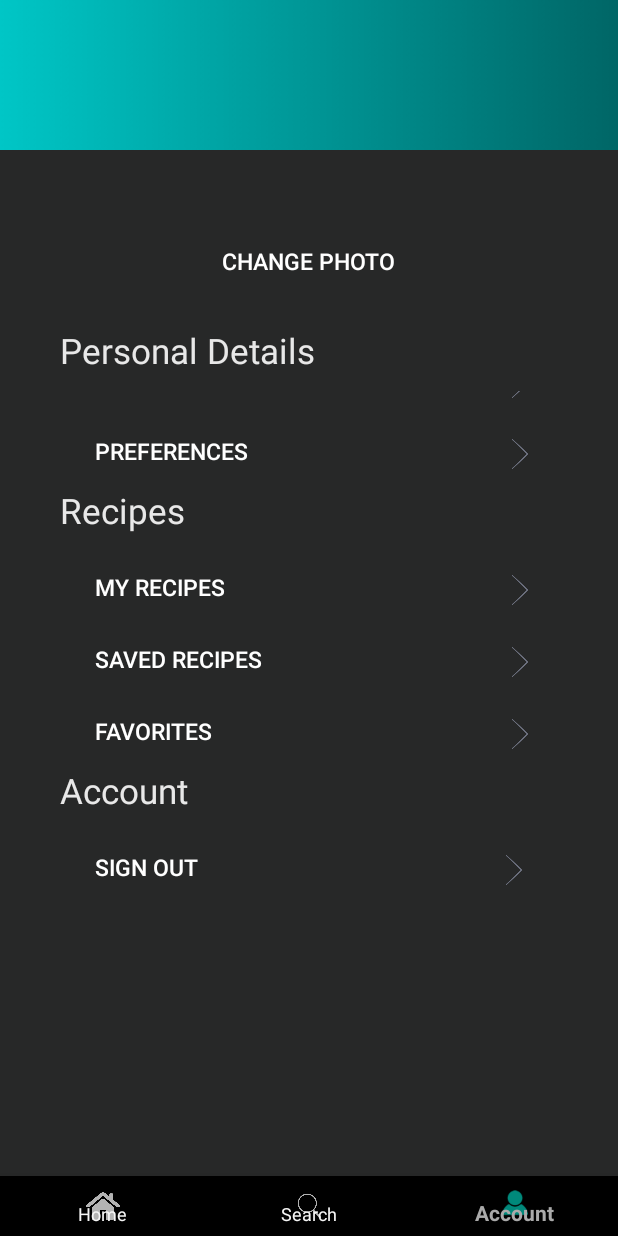
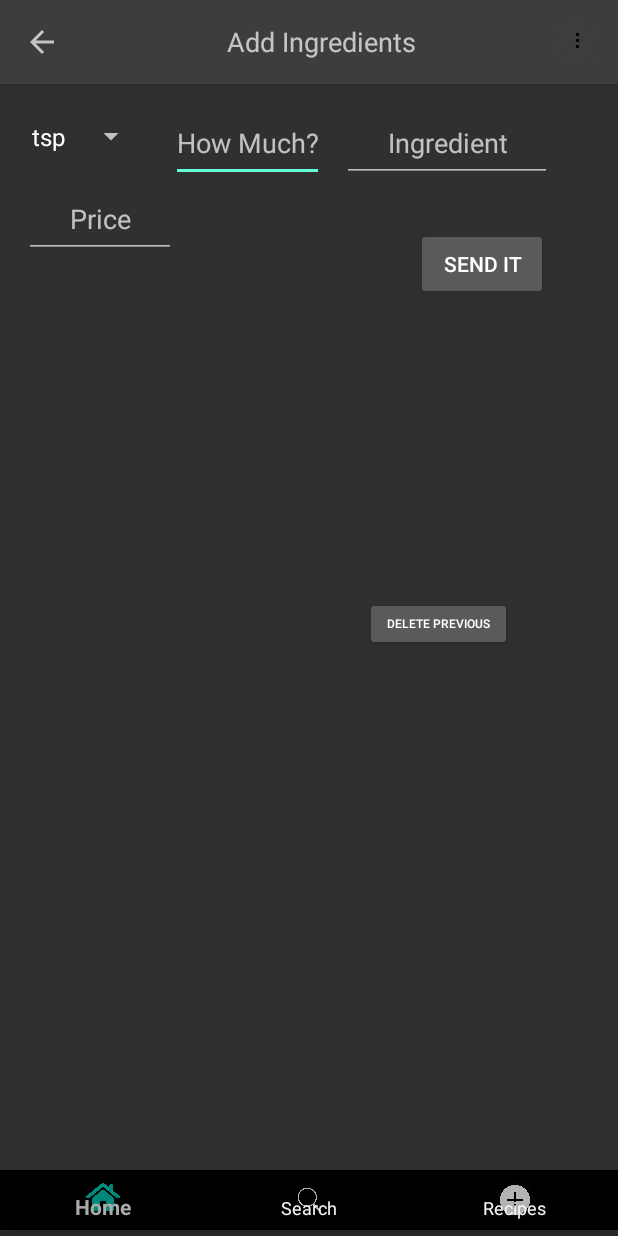
Before and after one commit to cnix3297/SimpleChefClone, an Android app: the screen it shows after launch once a user with an empty profile is signed in (HomeActivity before the commit, activity_recipe_create after it), item 3 of the bottom bar chosen, on a phone screen of 412 x 824 dp. Run offline under Robolectric (Android 15) with nearby library versions, the phone set to English and light mode, and no system bars; our stand-ins replace Firebase (no records; nobody signed in at launch, a user with empty details on screens opened directly).

Commit message:
Major UI Update

```diff
--- a/app/build.gradle
+++ b/app/build.gradle
@@ -57,5 +57,6 @@ dependencies {
 
     implementation 'com.google.android.gms:play-services-auth:16.0.1'
     implementation 'com.facebook.android:facebook-android-sdk:[4,5)'
-    implementation files('build/libs/unirest-java-1.4.10-SNAPSHOT-withDependency-ShadedForAndroid.jar')
+    implementation files('unirest-java-1.4.10-SNAPSHOT-withDependency-ShadedForAndroid.jar')
+    implementation 'com.android.support:recyclerview-v7:28.0.0'
 }
--- a/app/src/main/AndroidManifest.xml
+++ b/app/src/main/AndroidManifest.xml
@@ -53,8 +53,7 @@
             android:label="HomeActivity"/>
 
         <activity android:name=".ui.account.AccountActivity"  />
-        <activity android:name=".ui.recipe_create.activity_recipe_create"
-            android:label= "@string/SimpleChef">
+        <activity android:name=".ui.recipe_create.activity_recipe_create" android:label= "@string/SimpleChef" >
         <!--<intent-filter>
             <action android:name="android.intent.action.MAIN" />
 
--- a/app/src/main/java/com/example/simplechef/ui/home/HomeActivity.java
+++ b/app/src/main/java/com/example/simplechef/ui/home/HomeActivity.java
@@ -7,6 +7,9 @@ import android.support.v4.view.ViewPager;
 import android.support.v7.app.AppCompatActivity;
 import android.os.Bundle;
 import android.view.MenuItem;
+import android.view.View;
+import android.widget.ImageView;
+
 import com.example.simplechef.R;
 import com.example.simplechef.ui.login.SectionsStatePagerAdapter;
 import com.example.simplechef.ui.recipe_create.activity_recipe_create;
@@ -26,6 +29,7 @@ public class HomeActivity extends AppCompatActivity {
         viewPager = (ViewPager)findViewById(R.id.authenticatedContainer);
         setupViewPager(viewPager);
 
+
         bottomNavigationView = (BottomNavigationView)findViewById(R.id.bottom_navigation);
         bottomNavigationView.setOnNavigationItemSelectedListener(new BottomNavigationView.OnNavigationItemSelectedListener() {
             @Override
@@ -35,12 +39,11 @@ public class HomeActivity extends AppCompatActivity {
                         viewPager.setCurrentItem(0);
                         return true;
                     case R.id.menuSearch:
+                        viewPager.setCurrentItem(1);
+                        return true;
+                    case R.id.imageViewAdd:
                         Intent myIntent = new Intent(getBaseContext(), activity_recipe_create.class);
-
                         startActivity(myIntent);
-                        return true;
-                    case R.id.menuAccount:
-                        viewPager.setCurrentItem(2);
                         return true;
                 }
                 return false;
@@ -53,7 +56,6 @@ public class HomeActivity extends AppCompatActivity {
         SectionsStatePagerAdapter adapter = new SectionsStatePagerAdapter(getSupportFragmentManager());
         adapter.addFragment(new HomeFragment(), "Home");
         adapter.addFragment(new SearchFragment(), "Search");
-        adapter.addFragment(new AccountFragment(), "Account");
 
         viewPager.setAdapter(adapter);
 
--- a/app/src/main/java/com/example/simplechef/ui/recipe_create/activity_recipe_create.java
+++ b/app/src/main/java/com/example/simplechef/ui/recipe_create/activity_recipe_create.java
@@ -1,15 +1,22 @@
 package com.example.simplechef.ui.recipe_create;
 
+import android.content.Intent;
 import android.os.Bundle;
 import android.support.v4.app.Fragment;
 import android.support.v4.app.ListFragment;
 import android.support.v4.view.ViewPager;
 import android.support.v7.app.AppCompatActivity;
+import android.support.v7.widget.Toolbar;
 import android.util.Log;
+import android.view.Menu;
+import android.view.MenuItem;
+import android.view.View;
+import android.widget.TextView;
 
 import com.example.simplechef.R;
 
 import com.example.simplechef.ui.Recipe;
+import com.example.simplechef.ui.home.HomeActivity;
 import com.example.simplechef.ui.login.SectionsStatePagerAdapter;
 import com.google.firebase.firestore.CollectionReference;
 import com.google.firebase.firestore.FirebaseFirestore;
@@ -22,6 +29,7 @@ public class activity_recipe_create extends AppCompatActivity implements recipe_
     Recipe mainRecipe;
     /*private FirebaseFirestore db;*/
 
+
     protected void onCreate(Bundle savedInstanceState) {
         super.onCreate(savedInstanceState);
         setContentView(R.layout.activity_recipe_create);
@@ -30,6 +38,26 @@ public class activity_recipe_create extends AppCompatActivity implements recipe_
 
         setupViewPager(fragmentContainer);
         /*db = FirebaseFirestore.getInstance();*/
+
+        Toolbar myToolbar = (Toolbar) findViewById(R.id.my_toolbar);
+        setTitle("Add Ingredients!");
+        setSupportActionBar(myToolbar);
+        getSupportActionBar().setDisplayHomeAsUpEnabled(true);
+        getSupportActionBar().setDisplayShowHomeEnabled(true);
+
+        myToolbar.setNavigationOnClickListener(new View.OnClickListener() {
+            @Override
+            public void onClick(View v) {
+                startActivity(new Intent(getApplicationContext(), HomeActivity.class));
+            }
+        });
+
+    }
+
+    @Override
+    public boolean onCreateOptionsMenu(Menu menu) {
+        getMenuInflater().inflate(R.menu.create_recipe_toolbar, menu);
+        return super.onCreateOptionsMenu(menu);
     }
     private void setupViewPager(ViewPager viewPager){
         SectionsStatePagerAdapter adapter = new SectionsStatePagerAdapter(getSupportFragmentManager());
@@ -37,8 +65,6 @@ public class activity_recipe_create extends AppCompatActivity implements recipe_
         adapter.addFragment(new fragment_recipe_create_direction(), "direction");
         adapter.addFragment(new fragment_recipe_create_extra1(), "extra");
         viewPager.setAdapter(adapter);
-
-
     }
     public void setViewPager(int FragmentNumber){
         fragmentContainer.setCurrentItem(FragmentNumber);
@@ -71,4 +97,5 @@ public class activity_recipe_create extends AppCompatActivity implements recipe_
     }
 
 
+
 }
--- a/app/src/main/java/com/example/simplechef/ui/recipe_create/fragment_recipe_create_direction.java
+++ b/app/src/main/java/com/example/simplechef/ui/recipe_create/fragment_recipe_create_direction.java
@@ -45,6 +45,7 @@ public class fragment_recipe_create_direction extends Fragment {
                              Bundle savedInstanceState) {
 
         View view = inflater.inflate(R.layout.fragment_fragment_recipe_create_direction, container, false);
+
         // Inflate the layout for this fragment
         getObject(view);
         add.setOnClickListener(new View.OnClickListener() {
--- a/app/src/main/res/layout/activity_account.xml
+++ b/app/src/main/res/layout/activity_account.xml
@@ -8,13 +8,20 @@ tools:context=".ui.login.LoginActivity"
     android:id="@+id/authenticatedConstraint">
 
 
-<android.support.v4.view.ViewPager
+    <android.support.v4.view.ViewPager
 
-    android:layout_width="match_parent"
-    android:layout_height="match_parent"
-    android:id="@+id/authenticatedContainer">
+        android:id="@+id/authenticatedContainer"
+        android:layout_width="match_parent"
+        android:layout_height="wrap_content"
+        app:layout_constraintBottom_toTopOf="@id/bottom_navigation"
+        app:layout_constraintEnd_toEndOf="parent"
+        app:layout_constraintStart_toStartOf="parent"
+        app:layout_constraintTop_toTopOf="parent">
 
-</android.support.v4.view.ViewPager>
+
+    </android.support.v4.view.ViewPager>
+
+
     <android.support.design.widget.BottomNavigationView
         android:id="@+id/bottom_navigation"
         android:layout_width="match_parent"
@@ -25,4 +32,5 @@ tools:context=".ui.login.LoginActivity"
         app:menu="@menu/home_bottom_navigation" />
 
 
+
 </android.support.constraint.ConstraintLayout>
--- a/app/src/main/res/layout/activity_authenticated_account_fragment.xml
+++ b/app/src/main/res/layout/activity_authenticated_account_fragment.xml
@@ -7,26 +7,17 @@
     tools:context=".ui.account.AccountActivity">
 
 
-
-
     <LinearLayout
         android:id="@+id/linearLayout2"
         android:layout_width="match_parent"
         android:layout_height="match_parent"
-        android:background="#272828"
+        android:background="@android:color/transparent"
         android:orientation="vertical"
         app:layout_constraintEnd_toEndOf="parent"
         app:layout_constraintStart_toStartOf="parent"
         app:layout_constraintTop_toTopOf="parent">
 
 
-        <android.support.constraint.ConstraintLayout
-            android:id="@+id/imageViewBackgroundCircleImage"
-            android:layout_width="match_parent"
-            android:layout_height="100dp"
-            android:background="@drawable/settings_background_gradient">
-
-        </android.support.constraint.ConstraintLayout>
 
         <de.hdodenhof.circleimageview.CircleImageView
             android:id="@+id/circleImageViewProfilePic"
@@ -102,39 +93,6 @@
                 app:layout_constraintTop_toTopOf="@id/buttonEditProfile" />
         </android.support.constraint.ConstraintLayout>
 
-        <android.support.constraint.ConstraintLayout
-            android:layout_width="333dp"
-            android:layout_height="wrap_content"
-            android:layout_gravity="center_horizontal">
-
-            <Button
-                android:id="@+id/buttonPreferences"
-                android:layout_width="333dp"
-                android:layout_height="wrap_content"
-                android:layout_gravity="center_horizontal"
-                android:layout_marginStart="8dp"
-                android:layout_marginLeft="8dp"
-                android:background="@android:color/transparent"
-                android:paddingLeft="20dp"
-                android:text="@string/Preferences"
-                android:textAlignment="textStart"
-                android:textSize="15sp"
-                app:layout_constraintEnd_toEndOf="parent"
-                app:layout_constraintStart_toEndOf="parent"
-                app:layout_constraintStart_toStartOf="parent"
-                app:layout_constraintTop_toTopOf="parent" />
-
-            <ImageView
-                android:layout_width="20dp"
-                android:layout_height="20dp"
-                android:layout_marginTop="16dp"
-
-                android:layout_marginEnd="20dp"
-                android:layout_marginRight="20dp"
-                android:background="@drawable/settings_greater_icon"
-                app:layout_constraintEnd_toEndOf="@id/buttonPreferences"
-                app:layout_constraintTop_toTopOf="@id/buttonPreferences" />
-        </android.support.constraint.ConstraintLayout>
 
         <TextView
             android:id="@+id/textViewSettingsRecipeHeader"
--- a/app/src/main/res/layout/activity_recipe_create.xml
+++ b/app/src/main/res/layout/activity_recipe_create.xml
@@ -6,6 +6,37 @@
     android:layout_height="match_parent"
     tools:context=".ui.recipe_create.activity_recipe_create"
     android:id="@+id/recipeCreateContainer">
+
+    <android.support.v7.widget.Toolbar
+        android:id="@+id/my_toolbar"
+        android:layout_width="match_parent"
+        android:layout_height="?attr/actionBarSize"
+        android:background="@color/colorGreyDarkNav"
+        android:elevation="4dp"
+        android:theme="@style/Theme.AppCompat.NoActionBar"
+        app:layout_constraintTop_toTopOf="@+id/activity_create_recipe_fragment_view"
+        app:popupTheme="@style/Theme.AppCompat.NoActionBar"
+        tools:layout_editor_absoluteX="0dp">
+        <LinearLayout
+            android:layout_width="match_parent"
+            android:layout_height="match_parent"
+            android:orientation="horizontal">
+
+
+            <TextView
+                android:layout_width="match_parent"
+                android:layout_height="match_parent"
+                android:text="Add Ingredients"
+                android:textSize="18sp"
+                android:gravity = "center"
+                android:id="@+id/toolbar_title"
+                android:layout_weight=".8"/>
+        </LinearLayout>
+
+
+    </android.support.v7.widget.Toolbar>
+
+
 
 
     <android.support.v4.view.ViewPager
--- /dev/null
+++ b/app/src/main/res/menu/create_recipe_toolbar.xml
@@ -0,0 +1,23 @@
+<?xml version="1.0" encoding="utf-8"?>
+<menu xmlns:android="http://schemas.android.com/apk/res/android"
+    xmlns:app="http://schemas.android.com/apk/res-auto">
+
+    <item
+        android:id="@+id/action_more"
+        android:icon="@drawable/ellipsis"
+        android:title=""
+        app:showAsAction="always">
+    <menu>
+    <item
+        android:id="@+id/action_profile"
+        android:icon="@drawable/home_user_icon"
+        android:title="Profile"
+        app:showAsAction="ifRoom" />
+    <item
+        android:id="@+id/action_settings"
+        android:title="Sign Out"
+        app:showAsAction="ifRoom" />
+
+    </menu>
+    </item>
+</menu>
--- a/app/src/main/res/menu/home_bottom_navigation.xml
+++ b/app/src/main/res/menu/home_bottom_navigation.xml
@@ -12,10 +12,9 @@
         app:showAsAction="ifRoom|withText" >
 
     </item>
-    <item android:id="@+id/menuAccount"
-        android:title="@string/Account"
-        android:icon="@drawable/home_user_icon"
-
+    <item android:id="@+id/imageViewAdd"
+        android:title="Recipes"
+        android:icon="@drawable/add_circle"
         app:showAsAction="ifRoom|withText" >
 
     </item>
--- a/app/src/main/res/values/colors.xml
+++ b/app/src/main/res/values/colors.xml
@@ -13,4 +13,5 @@
    <color name="colorGreyLight">#f2f2f2</color>
     <color name="colorGrey">#b3b3b3</color>
     <color name="colorGreyDark">#404040</color>
+    <color name="colorGreyDarkNav">#3D3D3F</color>
 </resources>
--- a/app/src/main/res/values/strings.xml
+++ b/app/src/main/res/values/strings.xml
@@ -33,7 +33,6 @@
     <string name="Home">Home</string>
     <string name="Search">Search</string>
 
-
     <string name="facebook_app_id">818324508501472</string>
     <string name="fb_login_protocol_scheme">fb818324508501472</string>
 
--- a/app/src/main/res/values/styles.xml
+++ b/app/src/main/res/values/styles.xml
@@ -13,4 +13,6 @@
     </style>
 
 
+
+
 </resources>
```
Also changed, not shown: app/src/main/res/drawable/background_search.xml (added, +11 -0 lines), app/src/main/res/layout/activity_authenticated_search_fragment.xml (+38 -11 lines), app/src/main/res/drawable/add_circle.png (added), app/src/main/res/drawable/ellipsis.png (added), 1 other file.
